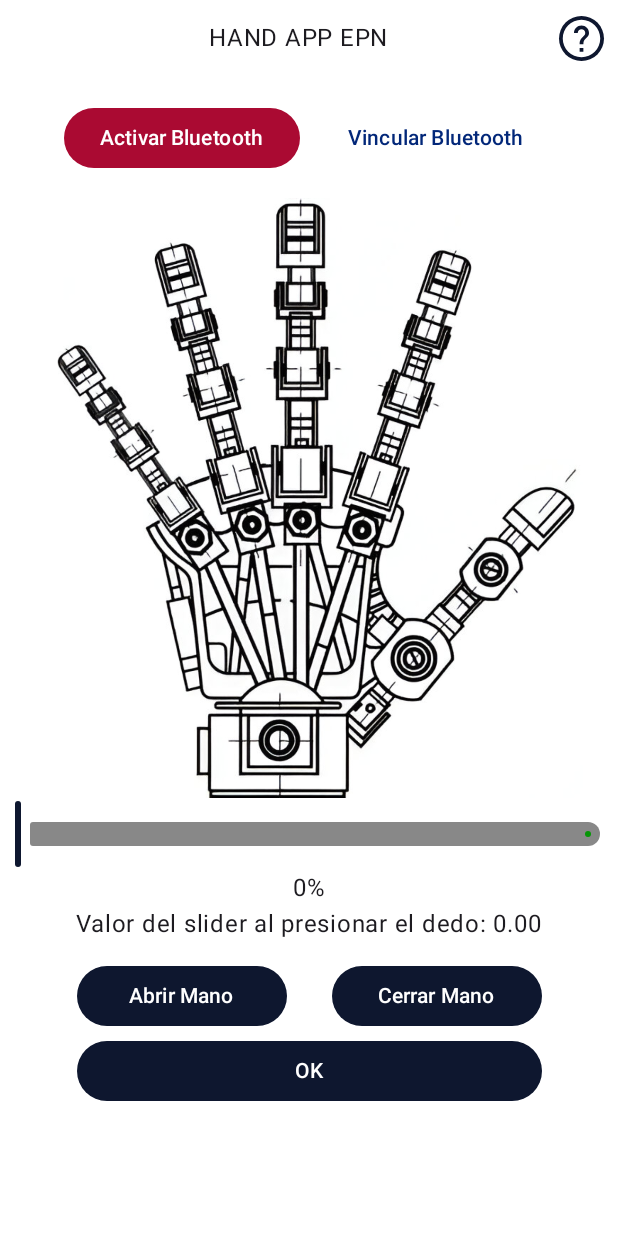
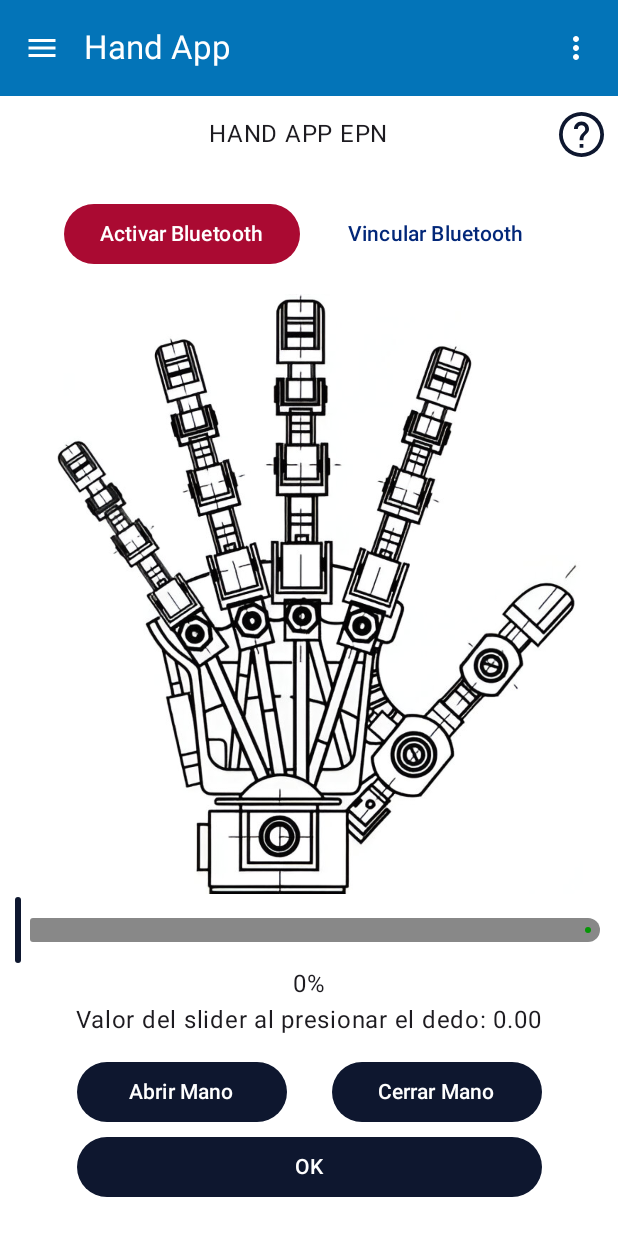
Before and after one commit to laboratorioAI/HandAppMobile-EPN, an Android app built with Jetpack Compose: the screen it shows after launch (MainActivity), on a phone screen of 412 x 824 dp. Run offline under Robolectric (Android 15) with nearby library versions, the phone set to English and light mode, and no system bars.

Commit message:
Add menu (not functional yet)

```diff
--- a/app/build.gradle.kts
+++ b/app/build.gradle.kts
@@ -60,6 +60,7 @@ dependencies {
     implementation(libs.androidx.ui.tooling.preview)
     implementation(libs.androidx.material3)
     implementation("androidx.compose.material:material-icons-extended:1.5.4")
+    implementation("androidx.navigation:navigation-compose:2.8.0")
     testImplementation(libs.junit)
     androidTestImplementation(libs.androidx.junit)
     androidTestImplementation(libs.androidx.espresso.core)
--- a/app/src/main/java/com/example/handappmobile_epn/MainActivity.kt
+++ b/app/src/main/java/com/example/handappmobile_epn/MainActivity.kt
@@ -8,17 +8,67 @@ import android.widget.Toast
 import androidx.activity.ComponentActivity
 import androidx.activity.compose.setContent
 import androidx.activity.enableEdgeToEdge
+import androidx.annotation.FloatRange
+import androidx.compose.foundation.Image
+import androidx.compose.foundation.background
+import androidx.compose.foundation.layout.Column
+import androidx.compose.foundation.layout.Row
+import androidx.compose.foundation.layout.Spacer
+import androidx.compose.foundation.layout.WindowInsets
+import androidx.compose.foundation.layout.asPaddingValues
+import androidx.compose.foundation.layout.fillMaxHeight
 import androidx.compose.foundation.layout.fillMaxSize
+import androidx.compose.foundation.layout.fillMaxWidth
 import androidx.compose.foundation.layout.padding
+import androidx.compose.foundation.layout.size
+import androidx.compose.foundation.layout.systemBars
+import androidx.compose.foundation.layout.width
+import androidx.compose.foundation.rememberScrollState
+import androidx.compose.foundation.verticalScroll
+import androidx.compose.material.icons.Icons
+import androidx.compose.material.icons.filled.ArrowBack
+import androidx.compose.material.icons.filled.Bluetooth
+import androidx.compose.material.icons.filled.HelpOutline
+import androidx.compose.material.icons.filled.Home
+import androidx.compose.material.icons.filled.Info
+import androidx.compose.material.icons.filled.Menu
+import androidx.compose.material.icons.filled.MoreVert
+import androidx.compose.material.icons.filled.Settings
+import androidx.compose.material3.Divider
+import androidx.compose.material3.DrawerState
+import androidx.compose.material3.DrawerValue
+import androidx.compose.material3.DropdownMenu
+import androidx.compose.material3.DropdownMenuItem
+import androidx.compose.material3.ExperimentalMaterial3Api
+import androidx.compose.material3.HorizontalDivider
+import androidx.compose.material3.Icon
+import androidx.compose.material3.IconButton
 import androidx.compose.material3.MaterialTheme
+import androidx.compose.material3.ModalNavigationDrawer
 import androidx.compose.material3.Scaffold
+import androidx.compose.material3.Text
+import androidx.compose.material3.TextButton
+import androidx.compose.material3.TopAppBar
+import androidx.compose.material3.TopAppBarDefaults
 import androidx.compose.material3.lightColorScheme
+import androidx.compose.material3.rememberDrawerState
 import androidx.compose.runtime.Composable
+import androidx.compose.runtime.getValue
+import androidx.compose.runtime.mutableStateOf
+import androidx.compose.runtime.remember
+import androidx.compose.runtime.rememberCoroutineScope
+import androidx.compose.runtime.setValue
+import androidx.compose.ui.Alignment
 import androidx.compose.ui.Modifier
 import androidx.compose.ui.graphics.Color
+import androidx.compose.ui.graphics.vector.ImageVector
+import androidx.compose.ui.res.colorResource
+import androidx.compose.ui.res.painterResource
 import androidx.compose.ui.tooling.preview.Preview
+import androidx.compose.ui.unit.dp
 import com.example.handappmobile_epn.bt.BluetoothConnectionManager
 import com.example.handappmobile_epn.bt.BluetoothHelper
+import com.example.handappmobile_epn.ui.components.ToolBar
 import com.example.handappmobile_epn.ui.screen.HomeScreen
 import com.example.handappmobile_epn.ui.screen.PantallaTutorial
 import com.example.handappmobile_epn.ui.theme.HandAppMobileEPNTheme
@@ -42,27 +92,119 @@ class MainActivity : ComponentActivity() {
 
         enableEdgeToEdge()
         setContent {
+            ViewContainer(bluetoothConnectionManager)
+        }
+    }
+}
+
+@Composable
+fun ViewContainer(bluetoothConnectionManager: BluetoothConnectionManager) {
     HandAppMobileEPNTheme {
         MaterialTheme(
             colorScheme = lightColorScheme(
                 background = Color(0xFFFFFFFF) //Blanco
             )
         ) {
-                    Scaffold(modifier = Modifier.fillMaxSize()) { innerPadding ->
+            DrawerScreen(bluetoothConnectionManager)
+        }
+    }
+}
 
+@Composable
+fun DrawerScreen(bluetoothConnectionManager: BluetoothConnectionManager) {
+    var drawerState = rememberDrawerState(initialValue = DrawerValue.Closed)
+
+    ModalNavigationDrawer(
+        drawerState = drawerState,
+        drawerContent = { DrawerContent() },
+        content = { ScaffoldContent(bluetoothConnectionManager = bluetoothConnectionManager, drawerState) }
+    )
+}
+
+@Preview
+@Composable
+fun DrawerContent() {
+    val logo = painterResource(id = R.drawable.logocircular)
+
+    Column(modifier = Modifier
+        .background(colorResource(id = R.color.white))
+        .fillMaxHeight()
+        .width(300.dp)
+    ) {
+        Row(
+            modifier = Modifier
+                .fillMaxWidth()
+                .background(colorResource(id = R.color.app_dark))
+                .padding(16.dp)
+                .padding(
+                    top = WindowInsets.systemBars
+                        .asPaddingValues()
+                        .calculateTopPadding()
+                ),
+            verticalAlignment = Alignment.CenterVertically
+        ) {
+            Image(
+                painter = logo,
+                contentDescription = "App Logo",
+                modifier = Modifier.size(40.dp)
+            )
+            Spacer(modifier = Modifier.width(16.dp))
+            Text(
+                text = "Hand App",
+                style = MaterialTheme.typography.titleLarge,
+                color = Color.White
+            )
+        }
+
+        MenuItem(text = "Inicio", icon = Icons.Filled.Home, onClick = { /*TODO*/ })
+        MenuItem(text = "Dispositivos", icon = Icons.Filled.Bluetooth, onClick = { /*TODO*/ })
+        MenuItem(text = "Tutorial", icon = Icons.Filled.HelpOutline, onClick = { /*TODO*/ })
+
+        HorizontalDivider()
+
+        MenuItem(text = "Ajustes", icon = Icons.Filled.Settings, onClick = { /*TODO*/ })
+        MenuItem(text = "Acerca de", icon = Icons.Filled.Info, onClick = { /*TODO*/ })
+    }
+}
+
+@Composable
+fun MenuItem(
+    text: String,
+    icon: ImageVector,
+    onClick: () -> Unit
+) {
+    TextButton(onClick = onClick) {
+        Icon(icon, contentDescription = text)
+        Spacer(modifier = Modifier.width(32.dp))
+        Text(text = text)
+    }
+}
+
+@Composable
+fun ScaffoldContent(bluetoothConnectionManager: BluetoothConnectionManager, drawerState: DrawerState) {
+    Scaffold(modifier = Modifier.fillMaxSize(),
+        topBar = { ToolBar(drawerState) }
+    ) { innerPadding ->
+
+        Column(
+            modifier = Modifier.verticalScroll(rememberScrollState())
+        ) {
             HomeScreen(
                 bluetoothConnectionManager,
                 modifier = Modifier.padding(innerPadding)
             )
+        }
 
     }
 }
-            }
-        }
-    }
+
+@Composable
+fun ViewContainerPreview() {
+    val bluetoothConnectionManager = BluetoothConnectionManager(null)
+    ViewContainer(bluetoothConnectionManager = bluetoothConnectionManager)
 }
 
-@Preview(showBackground = true)
+// @Preview(showBackground = true)
 @Composable
 fun GreetingPreview() {
     HandAppMobileEPNTheme {
--- /dev/null
+++ b/app/src/main/java/com/example/handappmobile_epn/ui/components/MenuComponent.kt
@@ -0,0 +1,65 @@
+@file:OptIn(ExperimentalMaterial3Api::class)
+
+package com.example.handappmobile_epn.ui.components
+
+import androidx.compose.material.icons.Icons
+import androidx.compose.material.icons.filled.Menu
+import androidx.compose.material.icons.filled.MoreVert
+import androidx.compose.material3.DrawerState
+import androidx.compose.material3.DropdownMenu
+import androidx.compose.material3.DropdownMenuItem
+import androidx.compose.material3.ExperimentalMaterial3Api
+import androidx.compose.material3.Icon
+import androidx.compose.material3.IconButton
+import androidx.compose.material3.Text
+import androidx.compose.material3.TopAppBar
+import androidx.compose.material3.TopAppBarDefaults
+import androidx.compose.runtime.Composable
+import androidx.compose.runtime.getValue
+import androidx.compose.runtime.mutableStateOf
+import androidx.compose.runtime.remember
+import androidx.compose.runtime.rememberCoroutineScope
+import androidx.compose.runtime.setValue
+import androidx.compose.ui.res.colorResource
+import com.example.handappmobile_epn.R
+import kotlinx.coroutines.launch
+
+@Composable
+fun ToolBar(drawerState: DrawerState) {
+    var showMenuRight by remember { mutableStateOf(false) }
+    val scope = rememberCoroutineScope()
+
+    TopAppBar(
+        title = { Text(text = "Hand App") },
+        colors = TopAppBarDefaults.topAppBarColors(
+            containerColor = colorResource(id = R.color.app_primary),
+            navigationIconContentColor = colorResource(id = R.color.white),
+            titleContentColor = colorResource(id = R.color.white),
+            actionIconContentColor = colorResource(id = R.color.white)
+        ),
+        navigationIcon = {
+            IconButton(onClick = { /*TODO*/scope.launch { drawerState.open() } }) {
+                Icon(Icons.Filled.Menu, contentDescription = "Menu")
+            }
+        },
+        actions = {
+            IconButton(onClick = { showMenuRight = !showMenuRight }) {
+                Icon(Icons.Filled.MoreVert, contentDescription = "More")
+            }
+
+            DropdownMenu(
+                expanded = showMenuRight,
+                onDismissRequest = { showMenuRight = false }
+            ) {
+                DropdownMenuItem(
+                    text = { Text("Ajustes") },
+                    onClick = { /*TODO*/ }
+                )
+                DropdownMenuItem(
+                    text = { Text("Actualizar") },
+                    onClick = { /*TODO*/ }
+                )
+            }
+        }
+    )
+}
--- a/app/src/main/res/values/colors.xml
+++ b/app/src/main/res/values/colors.xml
@@ -7,4 +7,11 @@
     <color name="teal_700">#FF018786</color>
     <color name="black">#FF000000</color>
     <color name="white">#FFFFFFFF</color>
+    <color name="app_primary">#FF0374B8</color>
+    <color name="app_secondary">#FF3AD6BA</color>
+    <color name="app_basic_bg">#FFFFFFFF</color>
+    <color name="app_dark_bg">#FF1A1A1A</color>
+    <color name="app_green">#FF90E24D</color>
+    <color name="app_dark">#FF333332</color>
+
 </resources>
```
Also changed, not shown: app/src/main/res/drawable/logocircular.png (added). Lines whose indentation alone changed are shown as unchanged.
